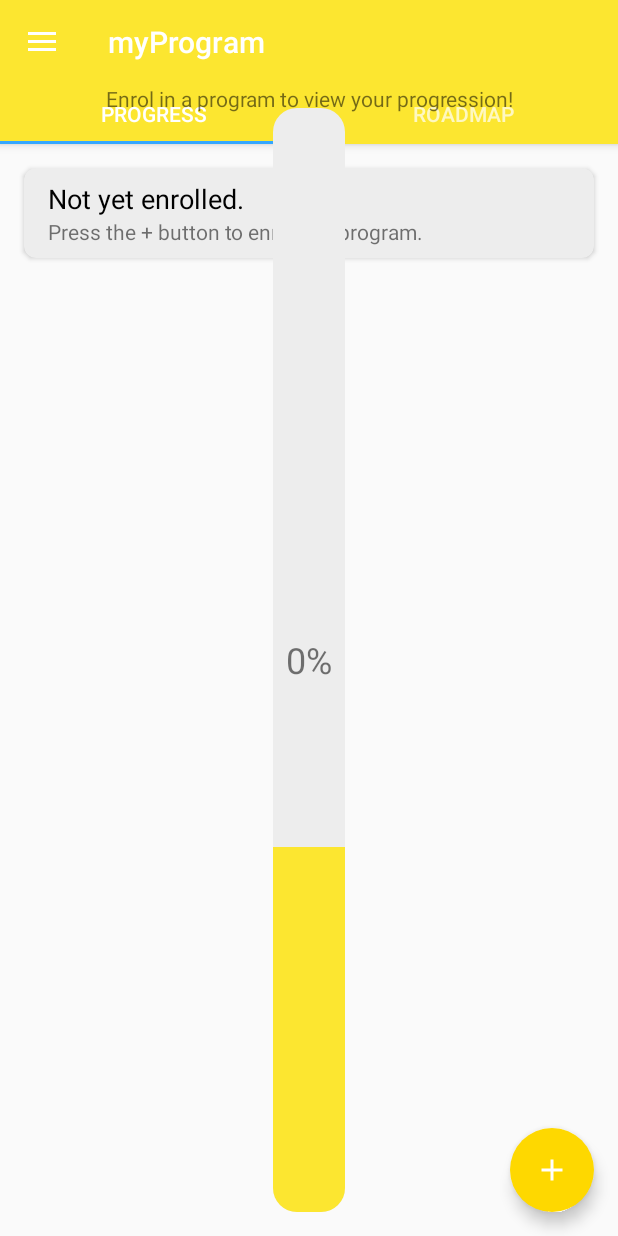
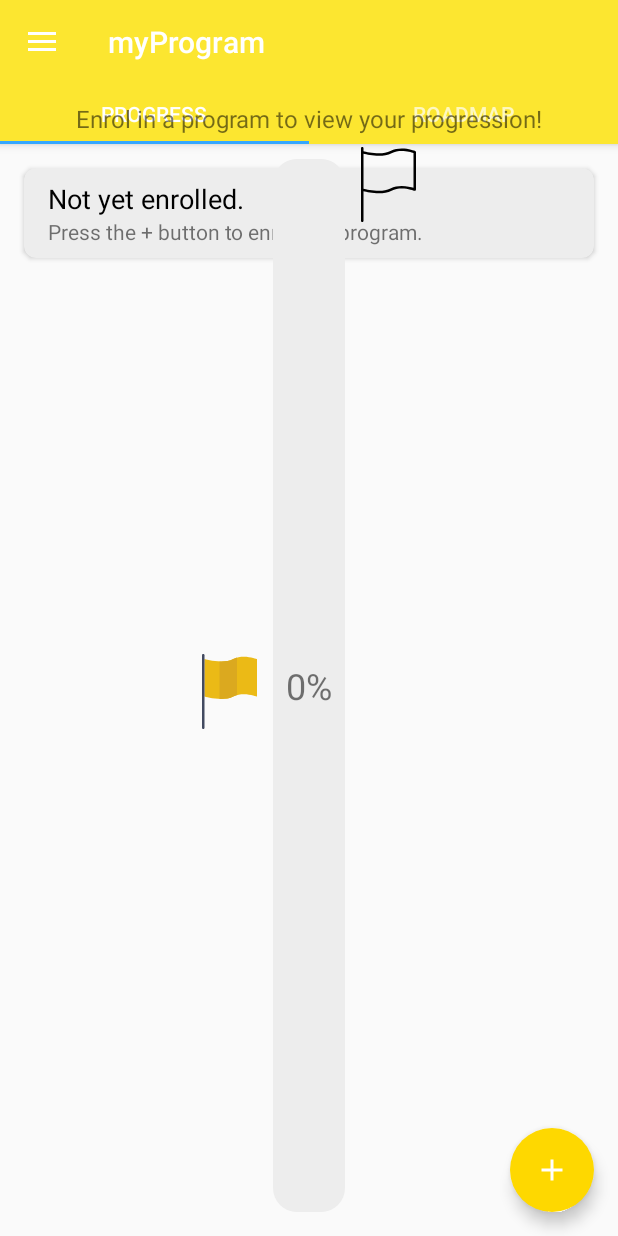
Before and after one commit to conewaffle/MyDegree, an Android app: the fragment RoadmapFragment placed in its activity, on a phone screen of 412 x 824 dp. Run offline under Robolectric (Android 15) with nearby library versions, the phone set to English and light mode, and no system bars; our stand-ins replace Firebase (no records; nobody signed in at launch, a user with empty details on screens opened directly), Room's generated code; 1 statement that could not run was skipped.

Commit message:
idk adding flags

```diff
--- /dev/null
+++ b/app/src/main/res/drawable/ic_flag_empty.xml
@@ -0,0 +1,4 @@
+<vector android:height="50dp" android:viewportHeight="60"
+    android:viewportWidth="60" android:width="50dp" xmlns:android="http://schemas.android.com/apk/res/android">
+    <path android:fillColor="#FF000000" android:pathData="M51.371,3.146c-0.459,-0.185 -11.359,-4.452 -19.84,0.045C24.811,6.758 13.015,4.082 10,3.308V1c0,-0.553 -0.447,-1 -1,-1S8,0.447 8,1v3c0,0.014 0.007,0.026 0.008,0.04C8.008,4.052 8,4.062 8,4.074V33v1.074V59c0,0.553 0.447,1 1,1s1,-0.447 1,-1V35.375c2.273,0.567 7.227,1.632 12.368,1.632c3.557,0 7.2,-0.511 10.101,-2.049c7.652,-4.061 18.056,0.004 18.16,0.045c0.309,0.124 0.657,0.086 0.932,-0.102C51.835,34.716 52,34.406 52,34.074v-30C52,3.665 51.751,3.298 51.371,3.146zM50,32.665c-3.26,-1.038 -11.646,-3.096 -18.469,0.525C24.812,36.756 13.02,34.082 10,33.308V33V5.375c3.853,0.961 15.381,3.343 22.469,-0.417C39.035,1.475 47.627,3.973 50,4.777V32.665z"/>
+</vector>
--- /dev/null
+++ b/app/src/main/res/drawable/ic_flag_yellow.xml
@@ -0,0 +1,6 @@
+<vector android:height="50dp" android:viewportHeight="60"
+    android:viewportWidth="60" android:width="50dp" xmlns:android="http://schemas.android.com/apk/res/android">
+    <path android:fillColor="#EBBA16" android:pathData="M33,4.074c-8.167,4.333 -23,0 -23,0v30c0,0 14.833,4.333 23,0c8.167,-4.333 19,0 19,0v-30C52,4.074 41.167,-0.259 33,4.074z"/>
+    <path android:fillColor="#424A60" android:pathData="M9,0C8.448,0 8,0.447 8,1v3v55c0,0.553 0.448,1 1,1s1,-0.447 1,-1V4V1C10,0.447 9.552,0 9,0z"/>
+    <path android:fillColor="#DBA91F" android:pathData="M36,2.879c-1.022,0.292 -2.03,0.681 -3,1.196c-3.099,1.644 -7.156,2.039 -11,1.898v30c3.844,0.141 7.901,-0.254 11,-1.898c0.97,-0.515 1.978,-0.904 3,-1.196V2.879z"/>
+</vector>
--- a/app/src/main/res/layout/fragment_roadmap.xml
+++ b/app/src/main/res/layout/fragment_roadmap.xml
@@ -1,21 +1,59 @@
 <?xml version="1.0" encoding="utf-8"?>
 <FrameLayout xmlns:android="http://schemas.android.com/apk/res/android"
+    xmlns:app="http://schemas.android.com/apk/res-auto"
     xmlns:tools="http://schemas.android.com/tools"
     android:layout_width="match_parent"
     android:layout_height="match_parent"
     tools:context=".Progress.RoadmapFragment">
 
+    <androidx.constraintlayout.widget.ConstraintLayout
+        android:layout_width="match_parent"
+        android:layout_height="match_parent">
+
         <TextView
             android:id="@+id/progressText"
             android:layout_width="match_parent"
             android:layout_height="wrap_content"
+            android:layout_marginTop="12dp"
             android:text="Enrol in a program to view your progression!"
-        android:textAlignment="center" />
+            android:textAlignment="center"
+            android:textSize="16sp"
+            app:layout_constraintEnd_toEndOf="parent"
+            app:layout_constraintStart_toStartOf="parent"
+            app:layout_constraintTop_toTopOf="parent" />
+
+        <ImageView
+            android:id="@+id/imageView11"
+            android:layout_width="wrap_content"
+            android:layout_height="wrap_content"
+            android:layout_marginTop="8dp"
+            android:layout_marginEnd="128dp"
+            android:src="@drawable/ic_flag_empty"
+            app:layout_constraintEnd_toEndOf="parent"
+            app:layout_constraintTop_toTopOf="@+id/relativeLayout" />
+
+        <ImageView
+            android:id="@+id/imageView12"
+            android:layout_width="wrap_content"
+            android:layout_height="wrap_content"
+            android:layout_marginStart="128dp"
+            android:layout_marginTop="8dp"
+            android:src="@drawable/ic_flag_yellow"
+            app:layout_constraintBottom_toBottomOf="parent"
+            app:layout_constraintStart_toStartOf="@+id/relativeLayout"
+            app:layout_constraintTop_toTopOf="@+id/relativeLayout" />
 
         <RelativeLayout
-        android:layout_width="wrap_content"
-        android:layout_height="wrap_content"
-        android:layout_gravity="center">
+            android:id="@+id/relativeLayout"
+            android:layout_width="0dp"
+            android:layout_height="0dp"
+            android:layout_gravity="center"
+            app:layout_constraintBottom_toBottomOf="parent"
+            app:layout_constraintEnd_toEndOf="parent"
+            app:layout_constraintHorizontal_bias="1.0"
+            app:layout_constraintStart_toStartOf="parent"
+            app:layout_constraintTop_toBottomOf="@+id/progressText"
+            app:layout_constraintVertical_bias="1.0">
 
             <ProgressBar
                 android:id="@+id/pb"
@@ -29,15 +67,15 @@
                 android:layout_marginEnd="16dp"
                 android:layout_marginBottom="16dp"
                 android:max="100"
-            android:progress="33"
+                android:progress="0"
                 android:progressDrawable="@drawable/progress_bar_vertical" />
 
             <TextView
                 android:id="@+id/progressPercent"
                 android:layout_width="wrap_content"
                 android:layout_height="wrap_content"
-            android:layout_alignParentEnd="true"
-            android:layout_alignParentBottom="true"
+                android:layout_alignParentEnd="false"
+                android:layout_alignParentBottom="false"
                 android:layout_centerInParent="true"
                 android:layout_marginEnd="184dp"
                 android:layout_marginBottom="345dp"
@@ -45,5 +83,6 @@
                 android:textSize="24sp" />
 
         </RelativeLayout>
+    </androidx.constraintlayout.widget.ConstraintLayout>
 
 </FrameLayout>
```
Also changed, not shown: app/src/main/flag_icon-web.png (added). Lines whose indentation alone changed are shown as unchanged.
